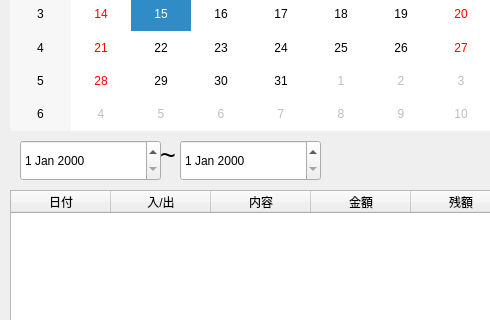
Before: the Qt Designer form mainqt.ui in zolotayautka/economie_cpp, drawn with Qt 5; both pictures show x 0 to 490 and y 140 to 460 of the 961 by 681 pixel window.
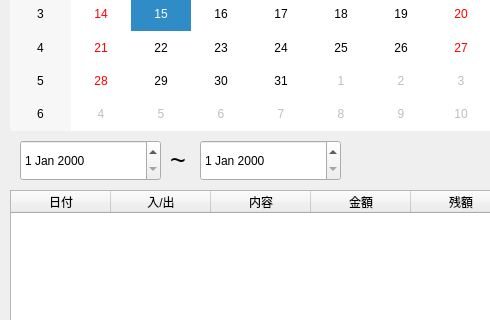
After: the same form once the commit is applied. The open tabs and pages were chosen to show the change. Icons and pictures are not drawn.

The edit to the form file:
```diff
--- a/mainqt.ui
+++ b/mainqt.ui
@@ -364,10 +364,10 @@
    <widget class="QLabel" name="label_5">
     <property name="geometry">
      <rect>
-      <x>160</x>
+      <x>170</x>
       <y>280</y>
       <width>21</width>
-      <height>31</height>
+      <height>41</height>
      </rect>
     </property>
     <property name="font">
@@ -383,7 +383,7 @@
    <widget class="QDateEdit" name="made">
     <property name="geometry">
      <rect>
-      <x>180</x>
+      <x>200</x>
       <y>280</y>
       <width>141</width>
       <height>41</height>
```
Left out of the diff: 2 changed lines with no effect on the pictures.
